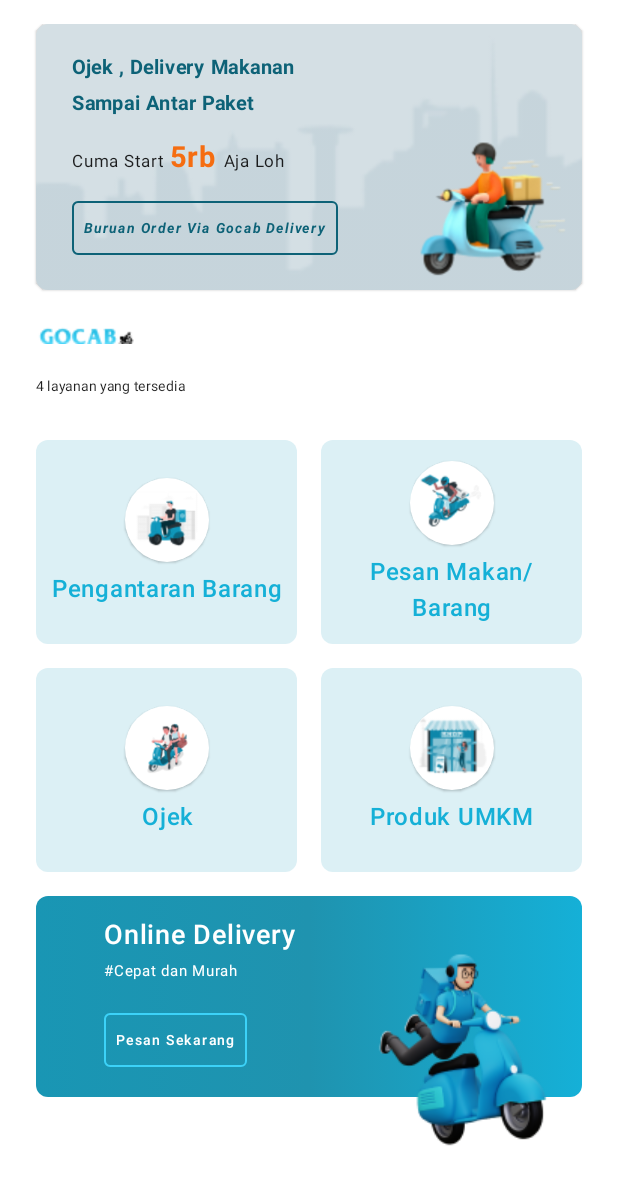
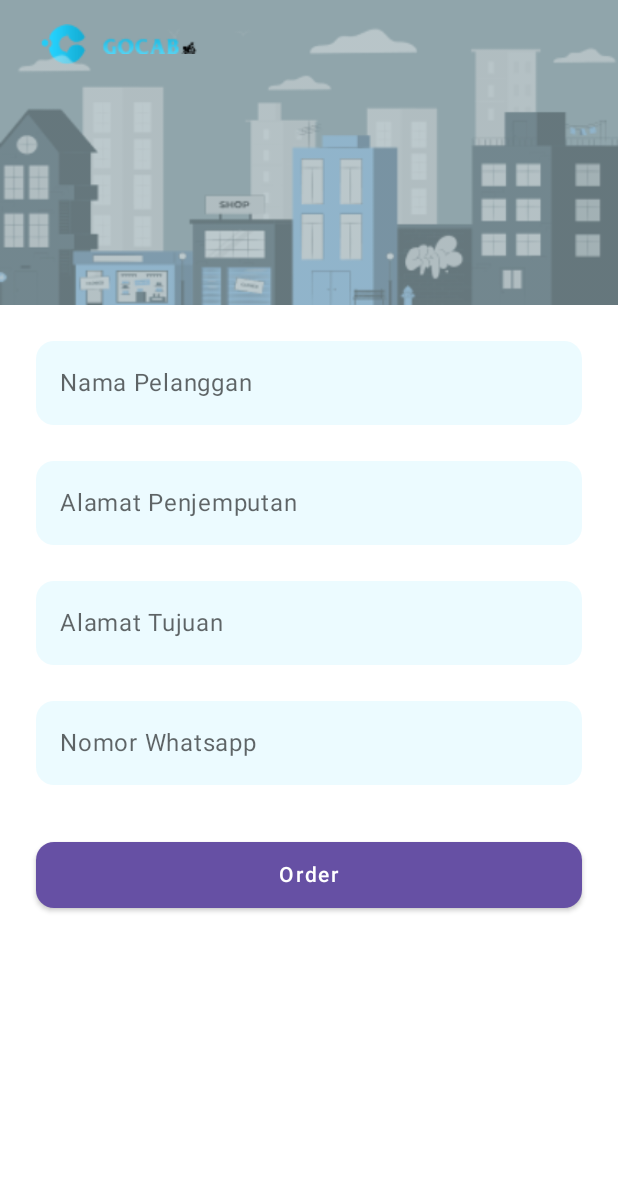
Before and after one commit to hezbims/Gocab, an Android app built with Jetpack Compose: the screen it shows after launch (MainActivity), after a tap on "Ojek", on a phone screen of 412 x 824 dp. Shown: the top 1185 px of the screen. Run offline under Robolectric (Android 15) with nearby library versions, the phone set to English and light mode, and no system bars; our stand-ins replace Dagger/Hilt's generated code.

Commit message:
Berhasil fitur ojek

```diff
--- a/app/build.gradle
+++ b/app/build.gradle
@@ -70,6 +70,9 @@ dependencies {
     implementation "com.google.dagger:hilt-android:2.44.2"
     implementation "androidx.hilt:hilt-navigation-compose:1.0.0"
     kapt "com.google.dagger:hilt-android-compiler:2.44.2"
+
+    // NAVIGATION COMPOSE
+    implementation "androidx.navigation:navigation-compose:2.5.3"
 }
 
 kapt {
--- a/app/src/main/java/com/example/gocab/MainActivity.kt
+++ b/app/src/main/java/com/example/gocab/MainActivity.kt
@@ -1,20 +1,25 @@
 package com.example.gocab
 
 import android.os.Bundle
+import android.view.WindowManager
 import androidx.activity.ComponentActivity
 import androidx.activity.compose.setContent
 import androidx.compose.foundation.layout.fillMaxSize
 import androidx.compose.material.MaterialTheme
 import androidx.compose.material.Surface
 import androidx.compose.ui.Modifier
+import androidx.navigation.compose.rememberNavController
+import com.example.gocab.route.GocabNavigationHost
 import com.example.gocab.ui.theme.GocabTheme
-import com.example.gocab.ui.theme.MainScreen
 import dagger.hilt.android.AndroidEntryPoint
 
 @AndroidEntryPoint
 class MainActivity : ComponentActivity() {
     override fun onCreate(savedInstanceState: Bundle?) {
         super.onCreate(savedInstanceState)
+
+        window.setSoftInputMode(WindowManager.LayoutParams.SOFT_INPUT_ADJUST_RESIZE)
+
         setContent {
             GocabTheme {
                 // A surface container using the 'background' color from the theme
@@ -22,7 +27,11 @@ class MainActivity : ComponentActivity() {
                     modifier = Modifier.fillMaxSize(),
                     color = MaterialTheme.colors.background
                 ) {
-                    MainScreen()
+
+                    val navController = rememberNavController()
+                    GocabNavigationHost(
+                        navController = navController
+                    )
                 }
             }
         }
--- /dev/null
+++ b/app/src/main/java/com/example/gocab/route/GocabNavigationHost.kt
@@ -0,0 +1,45 @@
+package com.example.gocab.route
+
+import androidx.compose.runtime.Composable
+import androidx.compose.runtime.remember
+import androidx.hilt.navigation.compose.hiltViewModel
+import androidx.navigation.NavHostController
+import androidx.navigation.compose.NavHost
+import androidx.navigation.compose.composable
+import androidx.navigation.navigation
+import com.example.gocab.screen.form_ojek_screen.FormOjekScreen
+import com.example.gocab.screen.form_ojek_screen.FormOjekViewModel
+import com.example.gocab.screen.main_screen.MainScreen
+
+@Composable
+fun GocabNavigationHost(navController : NavHostController){
+    NavHost(
+        navController = navController,
+        startDestination = NavigationRoute.mainNavRoute
+    ){
+        navigation(
+            startDestination = NavigationRoute.homeRoute,
+            route = NavigationRoute.mainNavRoute
+        ) {
+            composable(
+                route = NavigationRoute.homeRoute
+            ) {
+                MainScreen(navController = navController)
+            }
+
+            composable(
+                route = NavigationRoute.formOjekRoute
+            ) {
+                val rootBackStackEntry = remember(it) {
+                    navController.getBackStackEntry(NavigationRoute.mainNavRoute)
+                }
+
+                val viewModel : FormOjekViewModel = hiltViewModel(rootBackStackEntry)
+
+                FormOjekScreen(
+                    viewModel = viewModel
+                )
+            }
+        }
+    }
+}
--- /dev/null
+++ b/app/src/main/java/com/example/gocab/screen/BasicFormField.kt
@@ -0,0 +1,68 @@
+package com.example.gocab.screen
+
+import androidx.compose.foundation.background
+import androidx.compose.foundation.layout.Box
+import androidx.compose.foundation.layout.fillMaxWidth
+import androidx.compose.foundation.layout.padding
+import androidx.compose.foundation.shape.RoundedCornerShape
+import androidx.compose.foundation.text.BasicTextField
+import androidx.compose.material.ContentAlpha
+import androidx.compose.material.MaterialTheme
+import androidx.compose.material.Surface
+import androidx.compose.material.Text
+import androidx.compose.runtime.Composable
+import androidx.compose.ui.Modifier
+import androidx.compose.ui.graphics.Color
+import androidx.compose.ui.tooling.preview.Preview
+import androidx.compose.ui.unit.dp
+import com.example.gocab.ui.theme.GocabTheme
+
+@Composable
+fun BasicFormField(
+    value : String,
+    onValueChange : (String) -> Unit,
+    placeholder : String,
+    modifier: Modifier = Modifier
+){
+    BasicTextField(
+        value = value,
+        onValueChange = onValueChange,
+        decorationBox = { innerTextField ->
+            Box(
+                modifier = modifier
+                    .background(
+                        color = Color(0x1A43D7FC),
+                        shape = RoundedCornerShape(12.dp)
+                    )
+                    .padding(16.dp)
+            ) {
+
+                if (value.isEmpty()) {
+                    Text(
+                        text = placeholder,
+                        color = MaterialTheme.colors.onSurface.copy(ContentAlpha.medium)
+                    )
+                }
+                innerTextField()  //<-- Add this
+            }
+        },
+    )
+}
+
+@Composable
+@Preview
+fun BasicFormFieldPreview(){
+    GocabTheme {
+        Surface(
+            modifier = Modifier
+                .padding(24.dp)
+                .fillMaxWidth()
+        ) {
+            BasicFormField(
+                value = "",
+                placeholder = "Alamat pengiriman",
+                onValueChange = {}
+            )
+        }
+    }
+}
--- /dev/null
+++ b/app/src/main/java/com/example/gocab/screen/form_ojek_screen/FormOjekScreen.kt
@@ -0,0 +1,169 @@
+package com.example.gocab.screen.form_ojek_screen
+
+import androidx.compose.foundation.Image
+import androidx.compose.foundation.background
+import androidx.compose.foundation.layout.*
+import androidx.compose.foundation.rememberScrollState
+import androidx.compose.foundation.shape.RoundedCornerShape
+import androidx.compose.foundation.verticalScroll
+import androidx.compose.material.Button
+import androidx.compose.material.Text
+import androidx.compose.runtime.Composable
+import androidx.compose.runtime.collectAsState
+import androidx.compose.ui.Alignment
+import androidx.compose.ui.Modifier
+import androidx.compose.ui.graphics.Color
+import androidx.compose.ui.layout.ContentScale
+import androidx.compose.ui.res.painterResource
+import androidx.compose.ui.tooling.preview.Preview
+import androidx.compose.ui.unit.dp
+import androidx.hilt.navigation.compose.hiltViewModel
+import com.example.gocab.R
+import com.example.gocab.screen.BasicFormField
+
+@Composable
+fun FormOjekScreen(
+    viewModel: FormOjekViewModel = hiltViewModel()
+){
+    val uiState = viewModel.uiState.collectAsState().value
+    FormOjekScreen(
+        uiState = uiState,
+        onEvent = viewModel::onEvent
+    )
+}
+
+@Composable
+private fun FormOjekScreen(
+    uiState: FormOjekUiState,
+    onEvent : (FormOjekEvent) -> Unit,
+){
+    Column(
+        modifier = Modifier
+            .verticalScroll(rememberScrollState())
+    ) {
+        Header(
+            modifier = Modifier
+                .fillMaxWidth()
+        )
+
+        Column(
+            verticalArrangement = Arrangement.spacedBy(24.dp),
+            modifier = Modifier.
+            padding(
+                end = 24.dp,
+                start = 24.dp,
+                top = 24.dp
+            )
+        ) {
+            BasicFormField(
+                value = uiState.namaPelanggan,
+                onValueChange = {
+                    onEvent(FormOjekEvent.ChangeNamaPelanggan(it))
+                },
+                placeholder = "Nama Pelanggan",
+                modifier = Modifier.fillMaxWidth()
+            )
+
+            BasicFormField(
+                value = uiState.alamatPenjemputan,
+                onValueChange = {
+                    onEvent(FormOjekEvent.ChangeAlamatPenjemputan(it))
+                },
+                placeholder = "Alamat Penjemputan",
+                modifier = Modifier.fillMaxWidth()
+            )
+
+            BasicFormField(
+                value = uiState.tujuan,
+                onValueChange = {
+                    onEvent(FormOjekEvent.ChangeTujuan(it))
+                },
+                placeholder = "Alamat Tujuan",
+                modifier = Modifier.fillMaxWidth()
+            )
+
+            BasicFormField(
+                value = uiState.noWhatsapp,
+                onValueChange = {
+                    onEvent(FormOjekEvent.ChangeNoWhatsapp(it))
+                },
+                placeholder = "Nomor Whatsapp",
+                modifier = Modifier.fillMaxWidth()
+            )
+        }
+
+        Button(
+            onClick = {
+                onEvent(FormOjekEvent.ClickOrder)
+            },
+            modifier = Modifier
+                .padding(
+                    start = 24.dp,
+                    end = 24.dp,
+                    top = 36.dp
+                )
+                .fillMaxWidth(),
+            contentPadding = PaddingValues(vertical = 14.dp),
+            shape = RoundedCornerShape(12.dp)
+        ) {
+            Text(text = "Order")
+        }
+    }
+}
+
+@Composable
+private fun Header(
+    modifier: Modifier = Modifier
+){
+    Box(
+        modifier = modifier
+            .background(
+                color = Color(0x730A3945)
+            )
+    ) {
+        Row(
+            verticalAlignment = Alignment.CenterVertically,
+            modifier = Modifier
+                .align(Alignment.TopStart)
+                .padding(
+                    top = 16.dp,
+                    start = 24.dp
+                )
+        ){
+            Image(
+                painter = painterResource(
+                    id = R.drawable.logo_gocab
+                ),
+                contentDescription = null,
+                modifier = Modifier
+                    .width(42.dp)
+                    .height(27.dp)
+            )
+
+            Image(
+                painter = painterResource(
+                    id = R.drawable.gocab_label
+                ),
+                contentDescription = null,
+                modifier = Modifier
+                    .width(68.dp)
+                    .height(12.dp)
+            )
+        }
+
+        Image(
+            painter = painterResource(id = R.drawable.gocab_gedung_gedung),
+            contentScale = ContentScale.Crop,
+            contentDescription = null,
+            modifier = Modifier
+                .align(Alignment.BottomCenter)
+                .fillMaxWidth()
+        )
+    }
+}
+
+@Preview
+@Composable
+private fun FormOjekScreenPreview(){
+
+}
--- /dev/null
+++ b/app/src/main/java/com/example/gocab/screen/form_ojek_screen/FormOjekViewModel.kt
@@ -0,0 +1,54 @@
+package com.example.gocab.screen.form_ojek_screen
+
+import androidx.lifecycle.ViewModel
+import com.example.gocab.LaunchWhatsapp
+import dagger.hilt.android.lifecycle.HiltViewModel
+import kotlinx.coroutines.flow.MutableStateFlow
+import kotlinx.coroutines.flow.asStateFlow
+import kotlinx.coroutines.flow.update
+import javax.inject.Inject
+
+@HiltViewModel
+class FormOjekViewModel @Inject constructor(
+    private val launchWhatsapp : LaunchWhatsapp
+) : ViewModel() {
+    private val _uiState = MutableStateFlow(FormOjekUiState())
+    val uiState = _uiState.asStateFlow()
+
+    fun onEvent(event : FormOjekEvent){
+        when(event){
+            is FormOjekEvent.ChangeNamaPelanggan ->
+                _uiState.update { it.copy(namaPelanggan = event.newValue) }
+            is FormOjekEvent.ChangeTujuan ->
+                _uiState.update { it.copy(tujuan = event.newValue) }
+            is FormOjekEvent.ChangeNoWhatsapp ->
+                _uiState.update { it.copy(noWhatsapp = event.newValue) }
+            is FormOjekEvent.ChangeAlamatPenjemputan ->
+                _uiState.update { it.copy(alamatPenjemputan = event.newValue) }
+            FormOjekEvent.ClickOrder ->
+                uiState.value.apply {
+                    launchWhatsapp.callOjek(
+                        namaPelanggan = namaPelanggan,
+                        alamatPenjemputan = alamatPenjemputan,
+                        nomorWhatsapp = noWhatsapp,
+                        alamatTujuan = tujuan
+                    )
+                }
+        }
+    }
+}
+
+data class FormOjekUiState(
+    val namaPelanggan : String = "",
+    val alamatPenjemputan : String = "",
+    val tujuan : String = "",
+    val noWhatsapp : String = ""
+)
+
+sealed class FormOjekEvent {
+    class ChangeNamaPelanggan(val newValue: String) : FormOjekEvent()
+    class ChangeAlamatPenjemputan(val newValue : String) : FormOjekEvent()
+    class ChangeTujuan(val newValue : String) : FormOjekEvent()
+    class ChangeNoWhatsapp(val newValue: String) : FormOjekEvent()
+    object ClickOrder : FormOjekEvent()
+}
--- a/app/src/main/java/com/example/gocab/ui/theme/MainScreen.kt
+++ b/app/src/main/java/com/example/gocab/screen/main_screen/MainScreen.kt
@@ -1,4 +1,4 @@
-package com.example.gocab.ui.theme
+package com.example.gocab.screen.main_screen
 
 import androidx.compose.foundation.*
 import androidx.compose.foundation.layout.*
@@ -27,20 +27,29 @@ import androidx.compose.ui.tooling.preview.Preview
 import androidx.compose.ui.unit.dp
 import androidx.compose.ui.unit.sp
 import androidx.hilt.navigation.compose.hiltViewModel
+import androidx.navigation.NavHostController
+import androidx.navigation.compose.rememberNavController
 import com.example.gocab.MainScreenEvent
 import com.example.gocab.MainViewModel
 import com.example.gocab.R
+import com.example.gocab.route.NavigationRoute
+import com.example.gocab.ui.theme.GocabTheme
 
 @Composable
 fun MainScreen(
-    viewModel : MainViewModel = hiltViewModel()
+    viewModel : MainViewModel = hiltViewModel(),
+    navController : NavHostController,
 ){
-    MainScreen(onEvent = viewModel::onEvent)
+    MainScreen(
+        onEvent = viewModel::onEvent,
+        navController = navController
+    )
 }
 
 @Composable
 private fun MainScreen(
-    onEvent : (MainScreenEvent) -> Unit
+    onEvent : (MainScreenEvent) -> Unit,
+    navController: NavHostController,
 ){
     Column(
         modifier = Modifier
@@ -56,7 +65,8 @@ private fun MainScreen(
         )
 
         LayananScreen(
-            onEvent = onEvent
+            onEvent = onEvent,
+            navController = navController
         )
 
         Footer(
@@ -119,7 +129,8 @@ private fun KartuPilihan(
 
 @Composable
 private fun LayananScreen(
-    onEvent : (MainScreenEvent) -> Unit
+    onEvent : (MainScreenEvent) -> Unit,
+    navController: NavHostController
 ){
     Column(
         verticalArrangement = Arrangement.spacedBy(16.dp)
@@ -169,7 +180,9 @@ private fun LayananScreen(
                     imageId = R.drawable.ojek,
                     label = "Ojek",
                     modifier = Modifier.weight(1f),
-                    onClick = { onEvent(MainScreenEvent.CallOjek) }
+                    onClick = {
+                        navController.navigate(NavigationRoute.formOjekRoute)
+                    }
                 )
 
                 KartuPilihan(
@@ -342,7 +355,8 @@ private fun MainScreenPreview(){
                 .fillMaxSize()
         ) {
             MainScreen(
-                onEvent = {}
+                onEvent = {},
+                navController = rememberNavController()
             )
         }
     }
--- a/app/src/main/res/values/strings.xml
+++ b/app/src/main/res/values/strings.xml
@@ -1,3 +1,22 @@
 <resources>
     <string name="app_name">Gocab</string>
+    <string name="wa_text_ojek">
+        Hai Kakak\n\n
+
+        Selamat datang di Gocab Delivery.\n
+        Pesanan anda akan kami proses, isi format untuk order\n\n
+
+        Nama pelanggan : %1$s\n\n
+
+        Alamat lengkap penjemputan(Rt/rw) : %2$s\n\n
+
+        No hp (aktif) : %3$s\n\n
+
+        Alamat tempat tujuan : %4$s\n\n
+
+        Apabila ada sharelock maps penjemputan maupun tujuan bisa share yah kak\n\n\n
+
+
+        Terimakasih mohon tunggu Kakak. Kami tunggu juga orderan selanjutnya❤
+    </string>
 </resources>
```
Also changed, not shown: app/src/main/java/com/example/gocab/LaunchWhatsapp.kt (+34 -1 lines), app/src/main/java/com/example/gocab/route/NavigationRoute.kt (added, +9 -0 lines), app/src/main/java/com/example/gocab/screen/main_screen/MainViewModel.kt (renamed from app/src/main/java/com/example/gocab/MainViewModel.kt), app/src/main/res/drawable/gocab_gedung_gedung.png (added).
